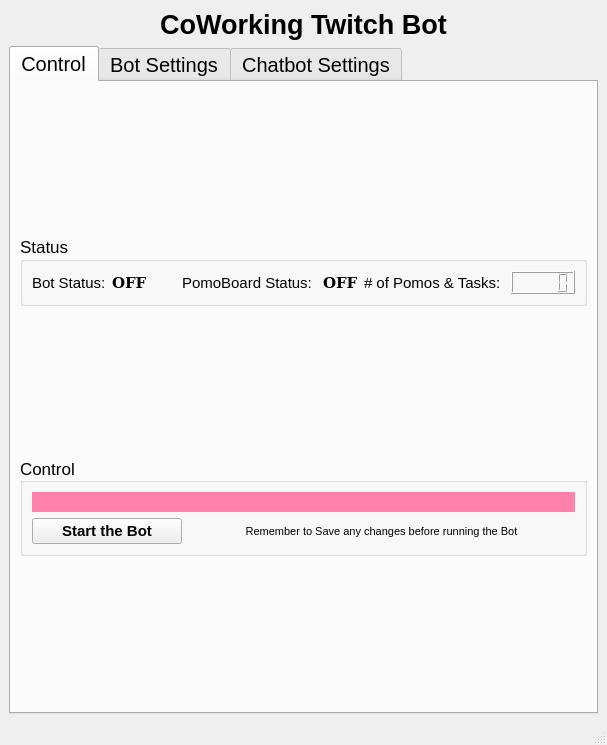
crankybookworm/CoWorkingTwitchBotWithGui, file BotResources/resources/PomoBotUI.ui: the form before one commit.
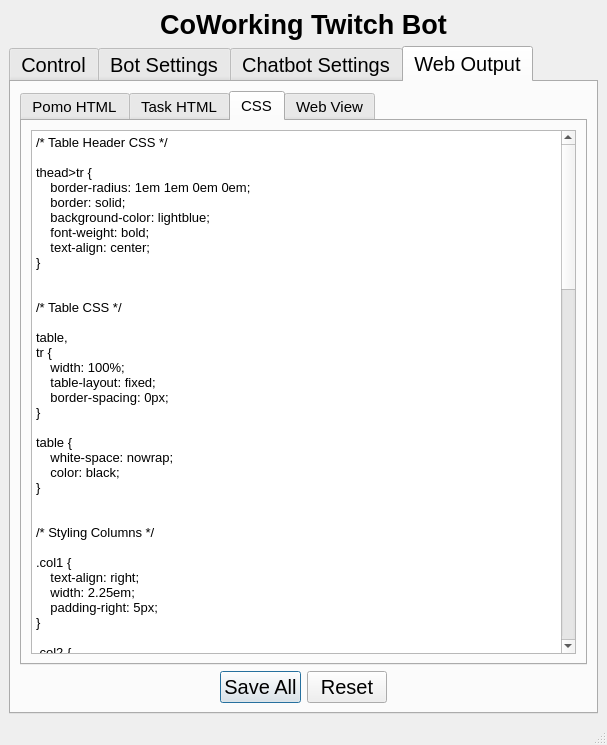
The form after the commit. The open tabs and pages were chosen to show the change.

```diff
--- a/BotResources/resources/PomoBotUI.ui
+++ b/BotResources/resources/PomoBotUI.ui
@@ -1830,6 +1830,298 @@
         </item>
        </layout>
       </widget>
+      <widget class="QWidget" name="webOutputTab">
+       <attribute name="title">
+        <string>Web Output</string>
+       </attribute>
+       <layout class="QVBoxLayout" name="verticalLayout_19">
+        <item>
+         <widget class="QTabWidget" name="webOutputTabWidget">
+          <property name="font">
+           <font>
+            <pointsize>11</pointsize>
+           </font>
+          </property>
+          <property name="whatsThis">
+           <string extracomment="HTML for pomos on table. Anything outside of 'tr' will be ignored."/>
+          </property>
+          <property name="styleSheet">
+           <string notr="true">QPlainTextEdit{max-height: 16777210;}</string>
+          </property>
+          <property name="currentIndex">
+           <number>0</number>
+          </property>
+          <widget class="QWidget" name="tab_7">
+           <attribute name="title">
+            <string>Pomo HTML</string>
+           </attribute>
+           <layout class="QVBoxLayout" name="verticalLayout_20">
+            <item>
+             <widget class="QPlainTextEdit" name="pomoHtml">
+              <property name="sizePolicy">
+               <sizepolicy hsizetype="MinimumExpanding" vsizetype="MinimumExpanding">
+                <horstretch>0</horstretch>
+                <verstretch>0</verstretch>
+               </sizepolicy>
+              </property>
+              <property name="font">
+               <font>
+                <pointsize>10</pointsize>
+               </font>
+              </property>
+              <property name="autoFillBackground">
+               <bool>false</bool>
+              </property>
+              <property name="plainText">
+               <string>&lt;tr class=&quot;timer&quot; id=&quot;timerTemplate&quot;&gt;
+    &lt;td class=&quot;col1&quot;&gt;
+        &lt;span class=&quot;timeLeft&quot;&gt;
+            timeLeft
+        &lt;/span&gt;
+    &lt;/td&gt;
+    &lt;td class=&quot;col2&quot;&gt;
+        &lt;span class=&quot;username&quot;&gt;
+            userDisplayName
+        &lt;/span&gt;
+        &lt;span class=&quot;work&quot;&gt;
+            work
+        &lt;/span&gt;
+        &lt;span class=&quot;iterations&quot;&gt;
+            (currentIter of iterations)
+        &lt;/span&gt;
+    &lt;/td&gt;
+&lt;/tr&gt;</string>
+              </property>
+              <property name="overwriteMode">
+               <bool>false</bool>
+              </property>
+              <property name="centerOnScroll">
+               <bool>false</bool>
+              </property>
+             </widget>
+            </item>
+           </layout>
+          </widget>
+          <widget class="QWidget" name="tab_8">
+           <attribute name="title">
+            <string>Task HTML</string>
+           </attribute>
+           <layout class="QVBoxLayout" name="verticalLayout_21">
+            <item>
+             <widget class="QPlainTextEdit" name="taskHtml">
+              <property name="sizePolicy">
+               <sizepolicy hsizetype="MinimumExpanding" vsizetype="MinimumExpanding">
+                <horstretch>0</horstretch>
+                <verstretch>0</verstretch>
+               </sizepolicy>
+              </property>
+              <property name="font">
+               <font>
+                <pointsize>10</pointsize>
+               </font>
+              </property>
+              <property name="whatsThis">
+               <string extracomment="HTML for Task. Anything outside of the 'tr' will be ignored."/>
+              </property>
+              <property name="plainText">
+               <string>&lt;tr class=&quot;task&quot; id=&quot;taskTemplate&quot;&gt;
+    &lt;td class=&quot;col1&quot;&gt;
+        &lt;span class=&quot;done&quot;&gt;
+            ✔
+        &lt;/span&gt;
+    &lt;/td&gt;
+    &lt;td class=&quot;col2&quot;&gt;
+        &lt;span class=&quot;username&quot;&gt;
+            {username}
+        &lt;/span&gt;
+        &lt;span class=&quot;work&quot;&gt;
+            {work}
+        &lt;/span&gt;
+        &lt;span class=&quot;timeTaken&quot;&gt;
+            {timeTaken}
+        &lt;/span&gt;
+    &lt;/td&gt;
+&lt;/tr&gt;</string>
+              </property>
+             </widget>
+            </item>
+           </layout>
+          </widget>
+          <widget class="QWidget" name="tab_9">
+           <attribute name="title">
+            <string>CSS</string>
+           </attribute>
+           <layout class="QVBoxLayout" name="verticalLayout_22">
+            <item>
+             <widget class="QPlainTextEdit" name="boardCss">
+              <property name="sizePolicy">
+               <sizepolicy hsizetype="MinimumExpanding" vsizetype="MinimumExpanding">
+                <horstretch>0</horstretch>
+                <verstretch>0</verstretch>
+               </sizepolicy>
+              </property>
+              <property name="font">
+               <font>
+                <pointsize>10</pointsize>
+               </font>
+              </property>
+              <property name="mouseTracking">
+               <bool>false</bool>
+              </property>
+              <property name="verticalScrollBarPolicy">
+               <enum>Qt::ScrollBarAsNeeded</enum>
+              </property>
+              <property name="plainText">
+               <string>/* Table Header CSS */
+
+thead&gt;tr {
+    border-radius: 1em 1em 0em 0em;
+    border: solid;
+    background-color: lightblue;
+    font-weight: bold;
+    text-align: center;
+}
+
+
+/* Table CSS */
+
+table,
+tr {
+    width: 100%;
+    table-layout: fixed;
+    border-spacing: 0px;
+}
+
+table {
+    white-space: nowrap;
+    color: black;
+}
+
+
+/* Styling Columns */
+
+.col1 {
+    text-align: right;
+    width: 2.25em;
+    padding-right: 5px;
+}
+
+.col2 {
+    display: block;
+    text-overflow: ellipsis;
+    white-space: nowrap;
+    overflow: hidden;
+}
+
+
+/* Styling Rows */
+
+tr {
+    border-right: solid;
+    border-left: solid;
+}
+
+tbody&gt;tr:nth-child(odd) {
+    background-color: lightsalmon;
+}
+
+tbody&gt;tr:nth-child(even) {
+    background-color: lightblue;
+}
+
+tbody&gt;tr:last-child {
+    border-radius: 0em 0em 1em 1em;
+    border-bottom: solid;
+}
+
+
+/* Specific text CSS */
+
+.username {
+    color: black;
+}
+
+.work {
+    color: black;
+}
+
+.timeLeft {
+    color: black;
+    margin: 8px;
+}
+
+.iterations {
+    color: black;
+}
+
+.timeTaken {
+    color: black;
+}
+
+.done {
+    color: black;
+}
+
+
+/* This Class is added if the task is completed */
+
+.completed {
+    text-decoration: line-through;
+}
+
+
+/* Making it Flex */
+
+.table-responsive-stack tr {
+    display: -webkit-box;
+    display: -ms-flexbox;
+    display: flex;
+    -webkit-box-orient: horizontal;
+    -webkit-box-direction: normal;
+    -ms-flex-direction: row;
+    flex-direction: row;
+}
+
+.table-responsive-stack td,
+.table-responsive-stack th {
+    display: block;
+    -ms-flex: 1 1 auto;
+    flex: 1 1 auto;
+}</string>
+              </property>
+              <property name="backgroundVisible">
+               <bool>false</bool>
+              </property>
+              <property name="centerOnScroll">
+               <bool>false</bool>
+              </property>
+             </widget>
+            </item>
+           </layout>
+          </widget>
+          <widget class="QWidget" name="webView">
+           <attribute name="title">
+            <string>Web View</string>
+           </attribute>
+           <layout class="QVBoxLayout" name="verticalLayoutWebView"/>
+          </widget>
+         </widget>
+        </item>
+        <item>
+         <widget class="QDialogButtonBox" name="saveOrResetWebOutputs">
+          <property name="layoutDirection">
+           <enum>Qt::RightToLeft</enum>
+          </property>
+          <property name="standardButtons">
+           <set>QDialogButtonBox::Reset|QDialogButtonBox::SaveAll</set>
+          </property>
+          <property name="centerButtons">
+           <bool>true</bool>
+          </property>
+         </widget>
+        </item>
+       </layout>
+      </widget>
      </widget>
     </item>
    </layout>
```
